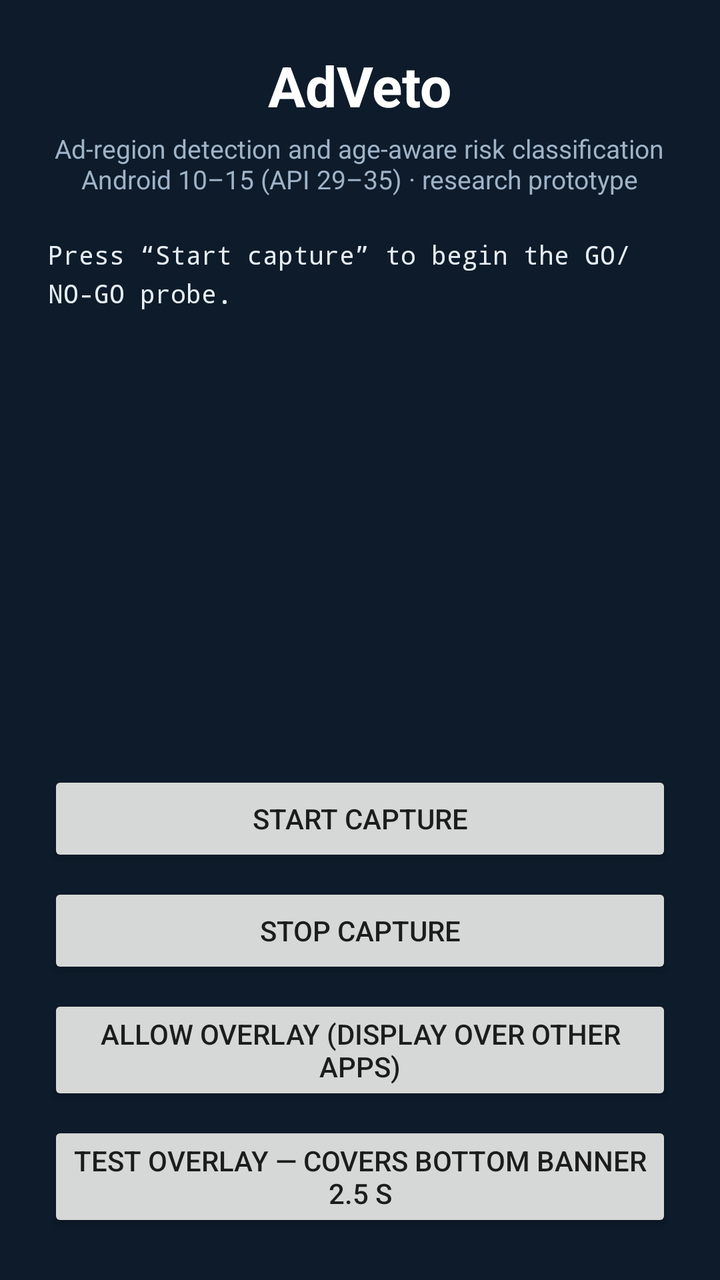
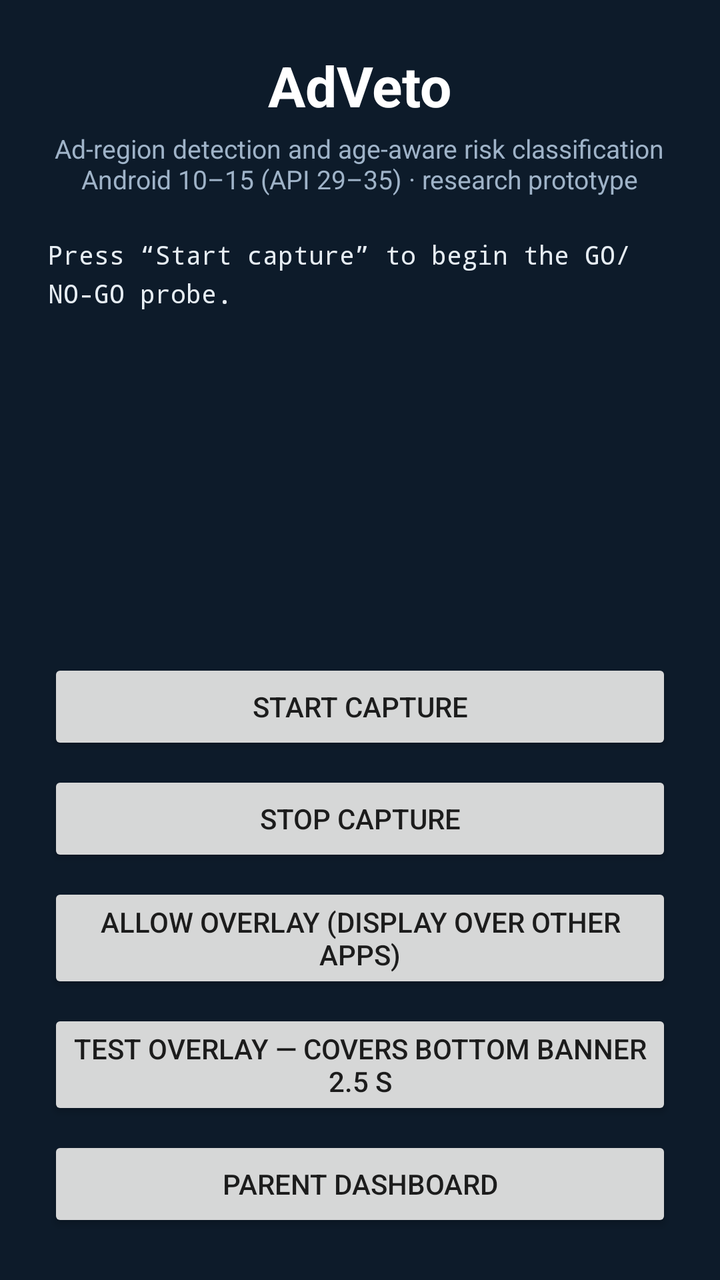

The first picture is an Android layout as it rendered before a commit; the second is the same layout after the commit. The layout source and the unified diff follow.
<!-- AndroidManifest.xml: application theme Theme.AdVeto -->
<!-- res/layout/activity_main.xml -->
<?xml version="1.0" encoding="utf-8"?>
<LinearLayout xmlns:android="http://schemas.android.com/apk/res/android"
    android:layout_width="match_parent"
    android:layout_height="match_parent"
    android:orientation="vertical"
    android:gravity="center_horizontal"
    android:padding="24dp">

    <TextView
        android:id="@+id/titleText"
        android:layout_width="wrap_content"
        android:layout_height="wrap_content"
        android:text="@string/app_name"
        android:textColor="#FFFFFF"
        android:textSize="28sp"
        android:textStyle="bold" />

    <TextView
        android:id="@+id/subtitleText"
        android:layout_width="wrap_content"
        android:layout_height="wrap_content"
        android:layout_marginTop="4dp"
        android:gravity="center"
        android:text="@string/subtitle"
        android:textColor="#9FB3C8"
        android:textSize="13sp" />

    <TextView
        android:id="@+id/statusText"
        android:layout_width="match_parent"
        android:layout_height="0dp"
        android:layout_marginTop="20dp"
        android:layout_weight="1"
        android:fontFamily="monospace"
        android:lineSpacingExtra="4dp"
        android:text="@string/status_placeholder"
        android:textColor="#E6EDF3"
        android:textSize="13sp" />

    <Button
        android:id="@+id/captureButton"
        android:layout_width="match_parent"
        android:layout_height="wrap_content"
        android:text="@string/btn_start_capture" />

    <Button
        android:id="@+id/stopButton"
        android:layout_width="match_parent"
        android:layout_height="wrap_content"
        android:layout_marginTop="8dp"
        android:text="@string/btn_stop_capture" />

    <Button
        android:id="@+id/overlayButton"
        android:layout_width="match_parent"
        android:layout_height="wrap_content"
        android:layout_marginTop="8dp"
        android:text="@string/btn_allow_overlay" />

    <Button
        android:id="@+id/overlayTestButton"
        android:layout_width="match_parent"
        android:layout_height="wrap_content"
        android:layout_marginTop="8dp"
        android:text="@string/btn_test_overlay" />

</LinearLayout>
<!-- resources referenced by this layout -->
<resources>
  <string name="app_name">AdVeto</string>
  <string name="btn_allow_overlay">Allow overlay (display over other apps)</string>
  <string name="btn_start_capture">Start capture</string>
  <string name="btn_stop_capture">Stop capture</string>
  <string name="btn_test_overlay">Test overlay — covers bottom banner 2.5 s</string>
  <string name="status_placeholder">Press “Start capture” to begin the GO/NO-GO probe.</string>
  <string name="subtitle">Ad-region detection and age-aware risk classification\nAndroid 10–15 (API 29–35) · research prototype</string>
  <style name="Theme.AdVeto" parent="android:Theme.Material.Light.NoActionBar">
          <item name="android:statusBarColor">#0D1B2A</item>
          <item name="android:windowBackground">#0D1B2A</item>
      </style>
</resources>

<!-- the commit's change to res/layout/activity_main.xml (unified diff, before → after) -->
@@ -64,4 +64,11 @@
         android:layout_marginTop="8dp"
         android:text="@string/btn_test_overlay" />
 
+    <Button
+        android:id="@+id/dashboardButton"
+        android:layout_width="match_parent"
+        android:layout_height="wrap_content"
+        android:layout_marginTop="8dp"
+        android:text="@string/btn_dashboard" />
+
 </LinearLayout>
<!-- resource entries referenced after the edit -->
@@ -2,6 +2,7 @@
 <resources>
   <string name="app_name">AdVeto</string>
   <string name="btn_allow_overlay">Allow overlay (display over other apps)</string>
+  <string name="btn_dashboard">Parent dashboard</string>
   <string name="btn_start_capture">Start capture</string>
   <string name="btn_stop_capture">Stop capture</string>
   <string name="btn_test_overlay">Test overlay — covers bottom banner 2.5 s</string>
